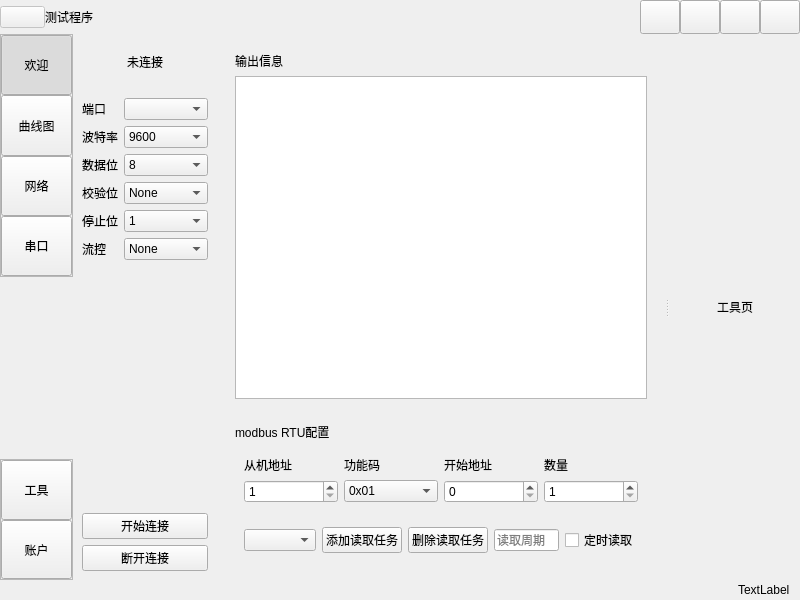
Above: mainwindow.ui from azjdly/qtdemo before the change. Below: the same form after it.
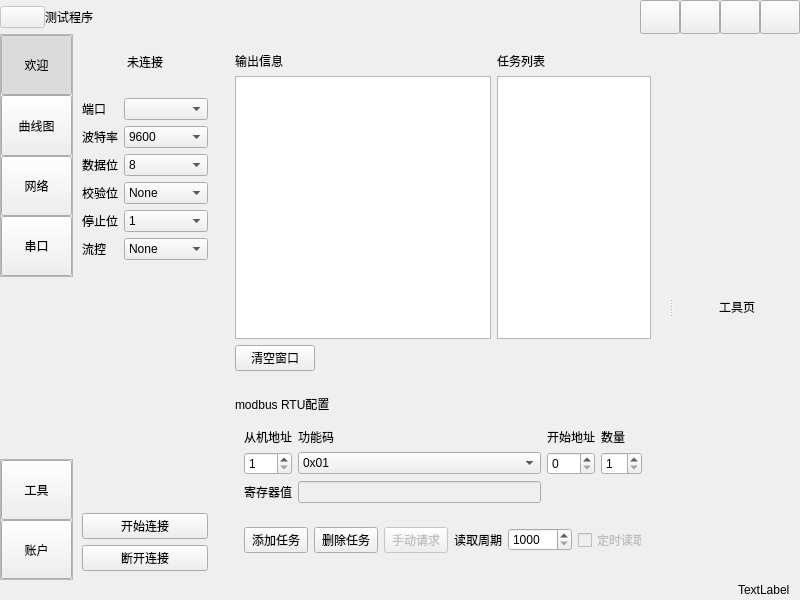
That is the form after the change. Icons and pictures are not drawn. Custom widgets are drawn as their Qt base class.

```diff
--- a/mainwindow.ui
+++ b/mainwindow.ui
@@ -872,16 +872,43 @@
                  <layout class="QVBoxLayout" name="verticalLayout_6" stretch="5,2">
                   <item>
                    <widget class="QWidget" name="widget_8" native="true">
-                    <layout class="QVBoxLayout" name="verticalLayout_7">
-                     <item>
+                    <layout class="QGridLayout" name="gridLayout_7" rowstretch="0,0,0" columnstretch="5,3">
+                     <item row="0" column="0">
                       <widget class="QLabel" name="label">
                        <property name="text">
                         <string>输出信息</string>
                        </property>
                       </widget>
                      </item>
-                     <item>
-                      <widget class="QTextEdit" name="textEdit"/>
+                     <item row="1" column="0">
+                      <widget class="QTextEdit" name="modbusText"/>
+                     </item>
+                     <item row="0" column="1">
+                      <widget class="QLabel" name="label_10">
+                       <property name="text">
+                        <string>任务列表</string>
+                       </property>
+                      </widget>
+                     </item>
+                     <item row="1" column="1">
+                      <widget class="QListView" name="taskList">
+                       <property name="editTriggers">
+                        <set>QAbstractItemView::NoEditTriggers</set>
+                       </property>
+                      </widget>
+                     </item>
+                     <item row="2" column="0">
+                      <widget class="QPushButton" name="cleanBtn">
+                       <property name="sizePolicy">
+                        <sizepolicy hsizetype="Fixed" vsizetype="Fixed">
+                         <horstretch>0</horstretch>
+                         <verstretch>0</verstretch>
+                        </sizepolicy>
+                       </property>
+                       <property name="text">
+                        <string>清空窗口</string>
+                       </property>
+                      </widget>
                      </item>
                     </layout>
                    </widget>
@@ -899,27 +926,10 @@
                      <item>
                       <widget class="QWidget" name="widget_2" native="true">
                        <layout class="QGridLayout" name="gridLayout_6">
-                        <item row="1" column="2">
-                         <widget class="QSpinBox" name="startAddress"/>
-                        </item>
-                        <item row="0" column="2">
-                         <widget class="QLabel" name="label_8">
+                        <item row="2" column="0">
+                         <widget class="QLabel" name="label_12">
                           <property name="text">
-                           <string>开始地址</string>
-                          </property>
-                         </widget>
-                        </item>
-                        <item row="0" column="3">
-                         <widget class="QLabel" name="label_9">
-                          <property name="text">
-                           <string>数量</string>
-                          </property>
-                         </widget>
-                        </item>
-                        <item row="0" column="0">
-                         <widget class="QLabel" name="label_6">
-                          <property name="text">
-                           <string>从机地址</string>
+                           <string>寄存器值</string>
                           </property>
                          </widget>
                         </item>
@@ -931,20 +941,16 @@
                          </widget>
                         </item>
                         <item row="1" column="3">
-                         <widget class="QSpinBox" name="coils">
-                          <property name="minimum">
-                           <number>1</number>
-                          </property>
-                         </widget>
+                         <widget class="QSpinBox" name="startAddress"/>
                         </item>
-                        <item row="0" column="1">
+                        <item row="0" column="2">
                          <widget class="QLabel" name="label_7">
                           <property name="text">
                            <string>功能码</string>
                           </property>
                          </widget>
                         </item>
-                        <item row="1" column="1">
+                        <item row="1" column="2">
                          <widget class="QComboBox" name="functionCode">
                           <item>
                            <property name="text">
@@ -988,57 +994,96 @@
                           </item>
                          </widget>
                         </item>
+                        <item row="0" column="4">
+                         <widget class="QLabel" name="label_9">
+                          <property name="text">
+                           <string>数量</string>
+                          </property>
+                         </widget>
+                        </item>
+                        <item row="1" column="4">
+                         <widget class="QSpinBox" name="coils">
+                          <property name="minimum">
+                           <number>1</number>
+                          </property>
+                         </widget>
+                        </item>
+                        <item row="0" column="0">
+                         <widget class="QLabel" name="label_6">
+                          <property name="text">
+                           <string>从机地址</string>
+                          </property>
+                         </widget>
+                        </item>
+                        <item row="0" column="3">
+                         <widget class="QLabel" name="label_8">
+                          <property name="text">
+                           <string>开始地址</string>
+                          </property>
+                         </widget>
+                        </item>
+                        <item row="2" column="2">
+                         <widget class="QLineEdit" name="regInput">
+                          <property name="enabled">
+                           <bool>false</bool>
+                          </property>
+                         </widget>
+                        </item>
                        </layout>
                       </widget>
                      </item>
                      <item>
                       <widget class="QWidget" name="widget_3" native="true">
-                       <layout class="QHBoxLayout" name="horizontalLayout_7">
-                        <item>
-                         <widget class="QComboBox" name="comboBox_2"/>
-                        </item>
+                       <layout class="QHBoxLayout" name="horizontalLayout_7" stretch="1,1,0,1,1,1">
                         <item>
                          <widget class="QPushButton" name="addTaskBtn">
                           <property name="text">
-                           <string>添加读取任务</string>
+                           <string>添加任务</string>
                           </property>
                          </widget>
                         </item>
                         <item>
                          <widget class="QPushButton" name="deleteTaskBtn">
                           <property name="text">
-                           <string>删除读取任务</string>
+                           <string>删除任务</string>
                           </property>
                          </widget>
                         </item>
                         <item>
-                         <spacer name="horizontalSpacer_2">
-                          <property name="orientation">
-                           <enum>Qt::Horizontal</enum>
+                         <widget class="QPushButton" name="singleBtn">
+                          <property name="enabled">
+                           <bool>false</bool>
                           </property>
-                          <property name="sizeHint" stdset="0">
-                           <size>
-                            <width>40</width>
-                            <height>20</height>
-                           </size>
+                          <property name="text">
+                           <string>手动请求</string>
                           </property>
-                         </spacer>
+                         </widget>
                         </item>
                         <item>
-                         <widget class="QLineEdit" name="sendCycle">
-                          <property name="sizePolicy">
-                           <sizepolicy hsizetype="Preferred" vsizetype="Fixed">
-                            <horstretch>0</horstretch>
-                            <verstretch>0</verstretch>
-                           </sizepolicy>
-                          </property>
-                          <property name="placeholderText">
+                         <widget class="QLabel" name="label_11">
+                          <property name="text">
                            <string>读取周期</string>
                           </property>
+                          <property name="alignment">
+                           <set>Qt::AlignRight|Qt::AlignTrailing|Qt::AlignVCenter</set>
+                          </property>
+                         </widget>
+                        </item>
+                        <item>
+                         <widget class="QSpinBox" name="spinBox">
+                          <property name="minimum">
+                           <number>1000</number>
+                          </property>
+                          <property name="maximum">
+                           <number>9999999</number>
+                          </property>
                          </widget>
                         </item>
                         <item>
                          <widget class="QCheckBox" name="cycleCheck">
+                          <property name="enabled">
+                           <bool>false</bool>
+                          </property>
                           <property name="text">
                            <string>定时读取</string>
                           </property>
```
